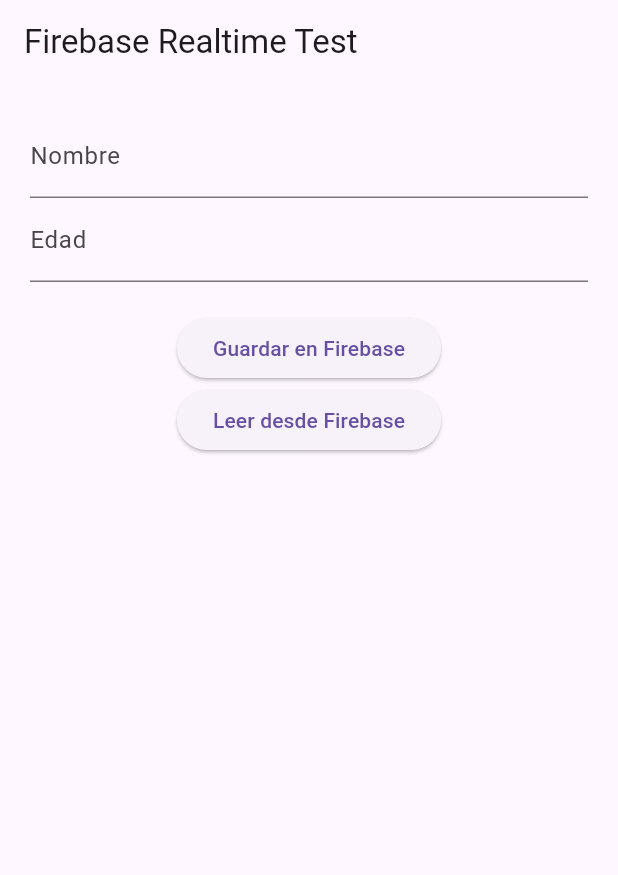
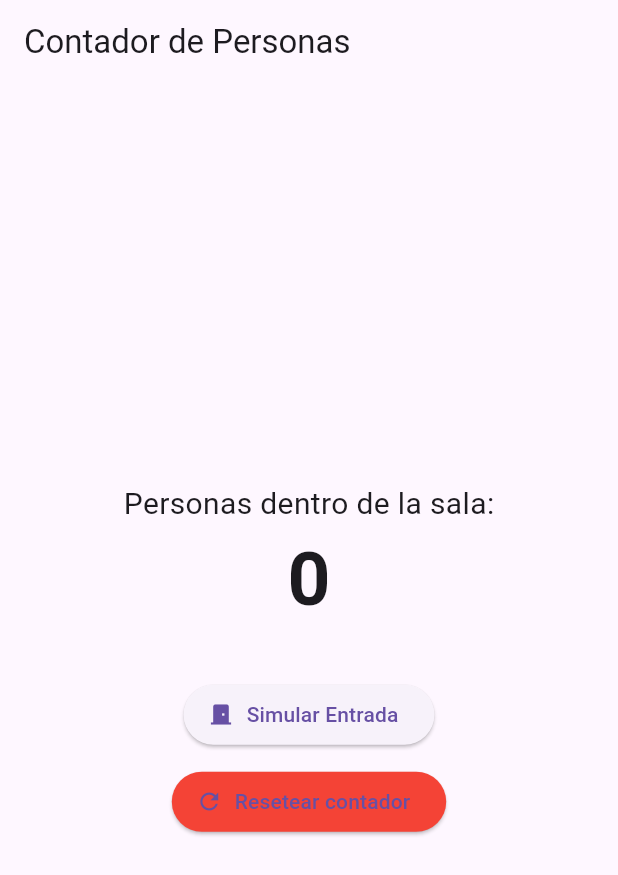
Before and after one commit to LucelyMendoza/App_iOS_Centro_Cultural, a Flutter app: the screen it shows after launch, on a phone screen of 412 x 824 dp. Shown: the top 875 px of the screen. Run offline on Flutter 3.47's test engine with Material 3 defaults, Android fonts, the phone set to English and light mode, and no system bars; drawn by our look-alikes of flutter_platform_widgets; our stand-ins replace cloud_firestore, firebase_core, firebase_database, flutter_blue_plus, flutter_riverpod, flutter_tts and 1 more; accounts and stored records are empty.

Commit message:
PRUEBA SIMULACIÒN PARA SENSOR DE MOVIMIENTO (PIR) personas ingresandoa  galerìa

```diff
--- a/lib/main.dart
+++ b/lib/main.dart
@@ -30,10 +30,7 @@
         GlobalCupertinoLocalizations.delegate,
         DefaultWidgetsLocalizations.delegate,
       ],
-      supportedLocales: const [
-        Locale('en', ''),
-        Locale('es', ''),
-      ],
+      supportedLocales: const [Locale('en', ''), Locale('es', '')],
       material: (_, __) => MaterialAppData(
         theme: ThemeData(primarySwatch: Colors.red),
         // Opcional: aquí también puedes agregar localizations si quieres
--- a/lib/views/realtime_test.dart
+++ b/lib/views/realtime_test.dart
@@ -10,56 +10,71 @@
 
 class _RealtimeTestState extends State<RealtimeTest> {
   final DatabaseReference _dbRef = FirebaseDatabase.instance.ref();
-  String nombre = '';
-  int edad = 0;
-  String datos = '';
+  int contador = 0;
 
-  void escribirDatos() {
-    _dbRef.child("usuarios/usuario1").set({'nombre': nombre, 'edad': edad});
+  @override
+  void initState() {
+    super.initState();
+
+    // Escuchar en tiempo real el cambio en "sala/personas"
+    _dbRef.child("sala/personas").onValue.listen((event) {
+      final data = event.snapshot.value;
+      if (data != null && mounted) {
+        setState(() {
+          contador = int.parse(data.toString());
+        });
+      }
+    });
   }
 
-  void leerDatos() async {
-    final snapshot = await _dbRef.child("usuarios/usuario1").get();
+  void simularEntradaPersona() async {
+    final snapshot = await _dbRef.child("sala/personas").get();
+    int current = 0;
     if (snapshot.exists) {
-      final data = snapshot.value as Map;
-      setState(() {
-        datos = 'Nombre: ${data['nombre']}, Edad: ${data['edad']}';
-      });
-    } else {
-      setState(() {
-        datos = 'No se encontraron datos.';
-      });
+      current = int.parse(snapshot.value.toString());
     }
+
+    final nuevoValor = current + 1;
+    await _dbRef.child("sala").update({'personas': nuevoValor});
+
+    setState(() {
+      contador = nuevoValor;
+    });
+  }
+
+  void resetearContador() async {
+    await _dbRef.child("sala").update({'personas': 0});
   }
 
   @override
   Widget build(BuildContext context) {
     return Scaffold(
-      appBar: AppBar(title: const Text('Firebase Realtime Test')),
-      body: Padding(
-        padding: const EdgeInsets.all(20.0),
+      appBar: AppBar(title: const Text('Contador de Personas')),
+      body: Center(
         child: Column(
+          mainAxisAlignment: MainAxisAlignment.center,
           children: [
-            TextField(
-              decoration: const InputDecoration(labelText: 'Nombre'),
-              onChanged: (value) => nombre = value,
+            const Text(
+              'Personas dentro de la sala:',
+              style: TextStyle(fontSize: 20),
             ),
-            TextField(
-              decoration: const InputDecoration(labelText: 'Edad'),
-              keyboardType: TextInputType.number,
-              onChanged: (value) => edad = int.tryParse(value) ?? 0,
+            Text(
+              '$contador',
+              style: const TextStyle(fontSize: 50, fontWeight: FontWeight.bold),
             ),
-            const SizedBox(height: 20),
-            ElevatedButton(
-              onPressed: escribirDatos,
-              child: const Text('Guardar en Firebase'),
+            const SizedBox(height: 30),
+            ElevatedButton.icon(
+              icon: const Icon(Icons.door_front_door),
+              label: const Text('Simular Entrada'),
+              onPressed: simularEntradaPersona,
             ),
-            ElevatedButton(
-              onPressed: leerDatos,
-              child: const Text('Leer desde Firebase'),
+            const SizedBox(height: 10),
+            ElevatedButton.icon(
+              icon: const Icon(Icons.refresh),
+              label: const Text('Resetear contador'),
+              onPressed: resetearContador,
+              style: ElevatedButton.styleFrom(backgroundColor: Colors.red),
             ),
-            const SizedBox(height: 20),
-            Text(datos, style: const TextStyle(fontSize: 18)),
           ],
         ),
       ),
```
Also changed, not shown: 1 other file.
